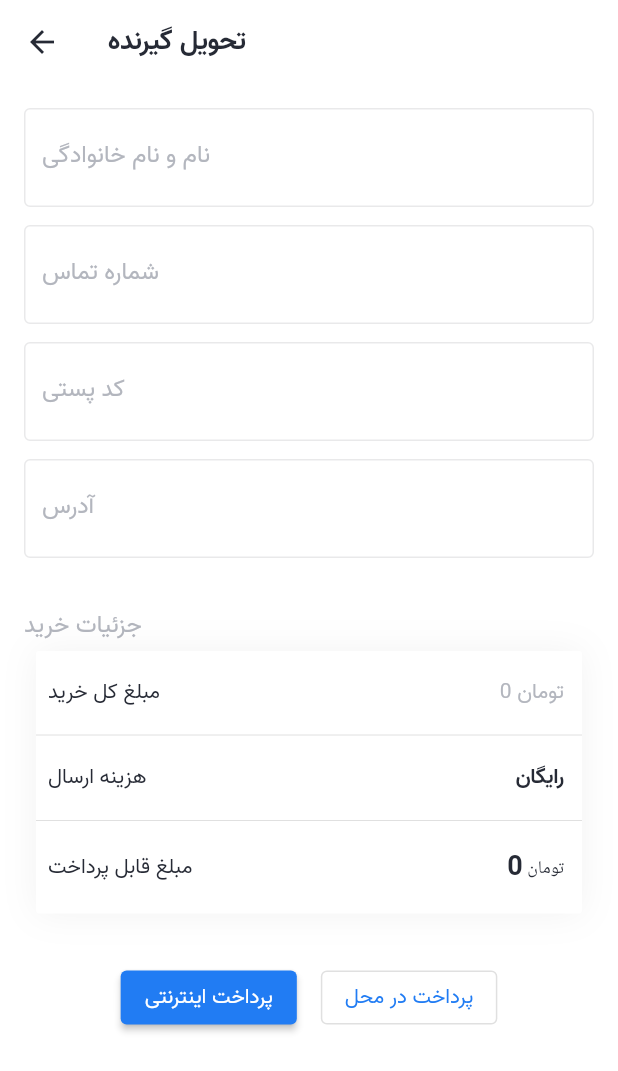
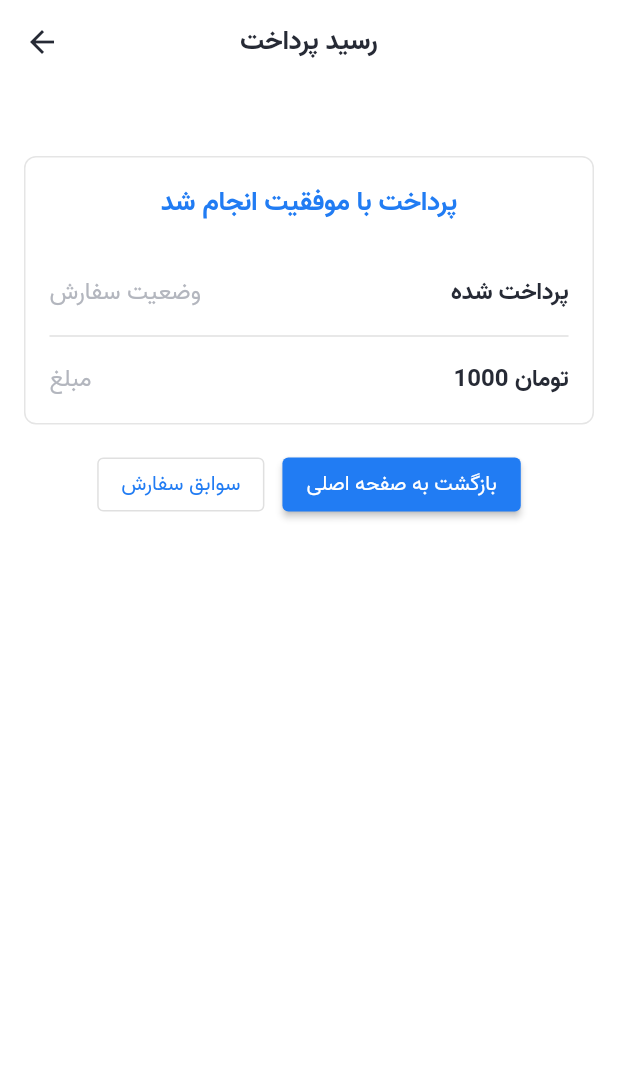
Before and after one commit to kiyanzade/nike_store, a Flutter app: the Shipping screen opened directly with empty values, after a tap on "پرداخت اینترنتی", on a phone screen of 412 x 824 dp. Shown: the top 1071 px of the screen. Run offline on Flutter 3.47's test engine with Material 2 defaults, Android fonts, the phone set to English and light mode, and no system bars; our stand-ins replace bloc, cached_network_image, dio, equatable, flutter_bloc, flutter_svg and 3 more; accounts and stored records are empty; network calls fail.

Commit message:
implement reciept payment ui

```diff
--- /dev/null
+++ b/lib/ui/reciept/payment_reciept.dart
@@ -0,0 +1,75 @@
+import 'package:flutter/cupertino.dart';
+import 'package:flutter/material.dart';
+
+class PaymentReciept extends StatelessWidget {
+  const PaymentReciept({super.key});
+
+  @override
+  Widget build(BuildContext context) {
+    return Scaffold(
+      appBar: AppBar(title: Text("رسید پرداخت"), centerTitle: true),
+      body: Column(
+        children: [
+          Container(
+            margin: EdgeInsets.fromLTRB(16, 48, 16, 16),
+            padding: EdgeInsets.all(16),
+            decoration: BoxDecoration(
+                border:
+                    Border.all(width: 1, color: Colors.black.withOpacity(0.1)),
+                borderRadius: BorderRadius.circular(8)),
+            child: Column(
+              children: [
+                Text("پرداخت با موفقیت انجام شد",
+                    style: Theme.of(context)
+                        .textTheme
+                        .headline6!
+                        .apply(color: Theme.of(context).colorScheme.primary)),
+                SizedBox(
+                  height: 32,
+                ),
+                Row(
+                    crossAxisAlignment: CrossAxisAlignment.center,
+                    mainAxisAlignment: MainAxisAlignment.spaceBetween,
+                    children: [
+                      Text("وضعیت سفارش",
+                          style: Theme.of(context).textTheme.subtitle1),
+                      Text("پرداخت شده",
+                          style: TextStyle(
+                              fontWeight: FontWeight.bold, fontSize: 16)),
+                    ]),
+                Divider(
+                  height: 32,
+                  thickness: 1,
+                ),
+                Row(
+                    crossAxisAlignment: CrossAxisAlignment.center,
+                    mainAxisAlignment: MainAxisAlignment.spaceBetween,
+                    children: [
+                      Text("مبلغ",
+                          style: Theme.of(context).textTheme.subtitle1),
+                      Text("1000 تومان",
+                          style: TextStyle(
+                              fontWeight: FontWeight.bold, fontSize: 16)),
+                    ]),
+              ],
+            ),
+          ),
+          Row(
+            mainAxisAlignment: MainAxisAlignment.center,
+            children: [
+              OutlinedButton(onPressed: () {}, child: Text('سوابق سفارش')),
+              SizedBox(
+                width: 12,
+              ),
+              ElevatedButton(
+                  onPressed: () {
+                    Navigator.of(context).popUntil((route) => route.isFirst);
+                  },
+                  child: Text('بازگشت به صفحه اصلی')),
+            ],
+          ),
+        ],
+      ),
+    );
+  }
+}
--- a/lib/ui/shipping/shipping.dart
+++ b/lib/ui/shipping/shipping.dart
@@ -1,6 +1,7 @@
 import 'package:flutter/cupertino.dart';
 import 'package:flutter/material.dart';
 import 'package:nike_store/ui/cart/cart_price_info.dart';
+import 'package:nike_store/ui/reciept/payment_reciept.dart';
 
 class Shipping extends StatelessWidget {
   final int payablePrice;
@@ -63,7 +64,9 @@ class Shipping extends StatelessWidget {
               mainAxisAlignment: MainAxisAlignment.center,
               children: [
                 ElevatedButton(
-                    onPressed: () {}, child: const Text('پرداخت اینترنتی')),
+                    onPressed: () {
+                      Navigator.of(context).push(MaterialPageRoute(builder: (context) => PaymentReciept(),));
+                    }, child: const Text('پرداخت اینترنتی')),
                 const SizedBox(
                   width: 16,
                 ),
```
